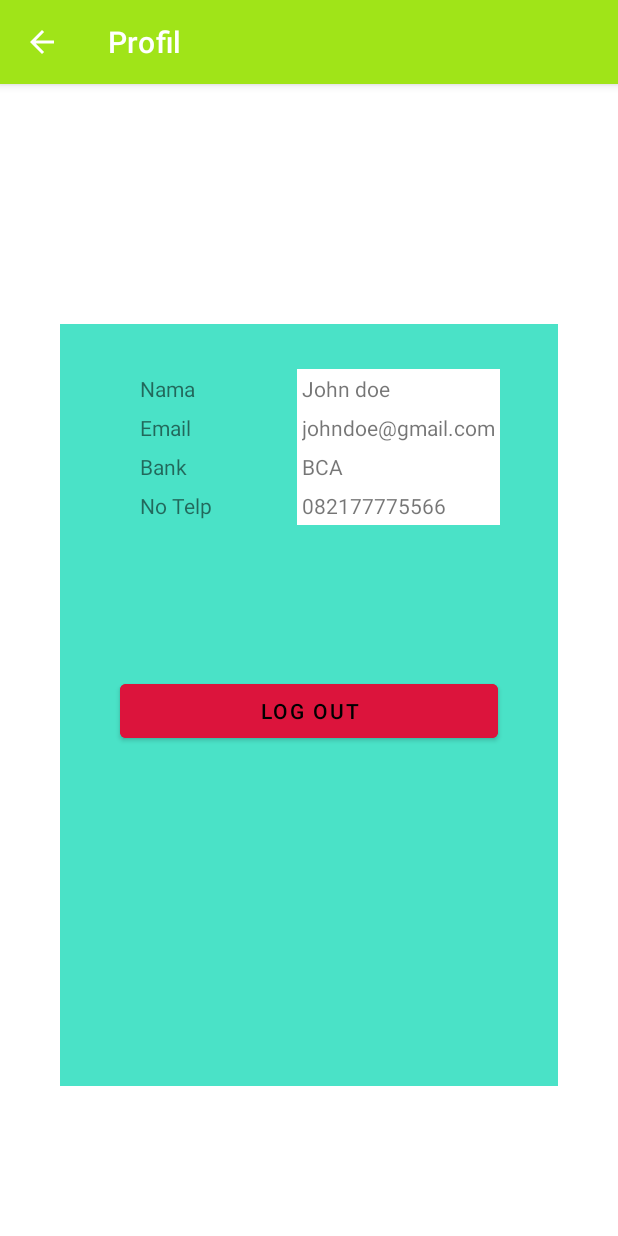
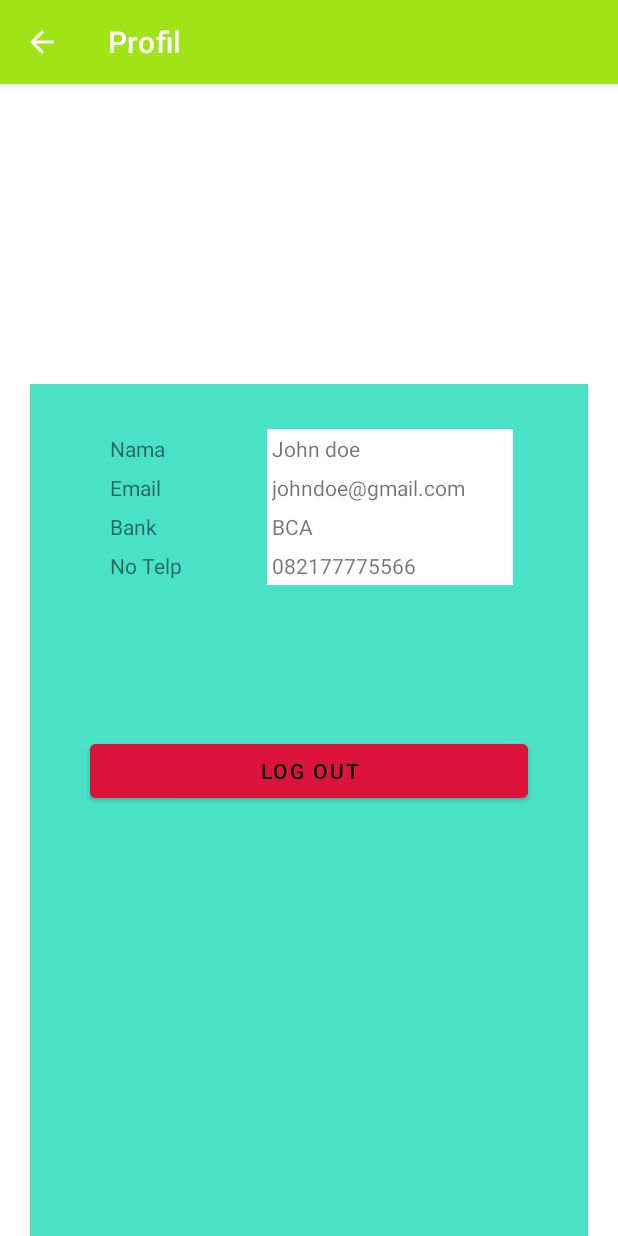
Before and after one commit to adityafadhilh/UAS-Mobile-App, an Android app: the Profile screen opened directly, with no data from a screen before it, on a phone screen of 412 x 824 dp. Run offline under Robolectric (Android 15) with nearby library versions, the phone set to English and light mode, and no system bars.

Commit message:
Profile (masih belum ada gambar)

```diff
--- a/app/src/main/AndroidManifest.xml
+++ b/app/src/main/AndroidManifest.xml
@@ -25,7 +25,7 @@
             android:name=".Profile"
             android:exported="false" />
         <activity
-            android:name=".MainActivity"
+            android:name="id.ac.umn.uas_mobileapp.MainActivity"
             android:exported="true" />
         <activity
             android:name=".Login"
--- a/app/src/main/res/layout/activity_main.xml
+++ b/app/src/main/res/layout/activity_main.xml
@@ -7,10 +7,10 @@
     tools:context=".MainActivity">
 
     <FrameLayout
-        android:layout_width="match_parent"
+        android:id="@+id/container"
+        android:layout_width="wrap_content"
         android:layout_height="wrap_content"
-        android:id="@+id/container"
-        android:layout_above="@id/bottom_navigation"/>
+        android:layout_above="@id/bottom_navigation" />
 
     <com.google.android.material.bottomnavigation.BottomNavigationView
         android:id="@+id/bottom_navigation"
--- a/app/src/main/res/layout/activity_profile.xml
+++ b/app/src/main/res/layout/activity_profile.xml
@@ -9,11 +9,11 @@
 
     <ImageView
         android:id="@+id/imageView"
-        android:layout_width="wrap_content"
-        android:layout_height="wrap_content"
+        android:layout_width="100dp"
+        android:layout_height="100dp"
         android:layout_gravity="center"
         android:layout_marginTop="100dp"
-        android:layout_marginBottom="50dp"
+        android:layout_marginBottom="0dp"
         app:layout_constraintEnd_toEndOf="parent"
         app:layout_constraintStart_toStartOf="parent"
         app:layout_constraintTop_toTopOf="parent"
@@ -24,10 +24,10 @@
         android:layout_height="match_parent"
         android:stretchColumns="1"
         android:background="@color/cyan"
-        android:layout_marginBottom="100dp"
-        android:layout_marginRight="40dp"
-        android:layout_marginLeft="40dp"
-        android:layout_marginTop="10dp">
+        android:layout_marginBottom="0dp"
+        android:layout_marginRight="20dp"
+        android:layout_marginLeft="20dp"
+        android:layout_marginTop="0dp">
 
         <TableRow
             android:layout_width="match_parent"
--- a/app/src/main/res/layout/transaksi_fragment.xml
+++ b/app/src/main/res/layout/transaksi_fragment.xml
@@ -1,5 +1,7 @@
 <?xml version="1.0" encoding="utf-8"?>
-<RelativeLayout xmlns:android="http://schemas.android.com/apk/res/android"
+<RelativeLayout
+    xmlns:android="http://schemas.android.com/apk/res/android"
+    xmlns:app="http://schemas.android.com/apk/res-auto"
     android:layout_width="match_parent"
     android:layout_height="match_parent"
     xmlns:tools="http://schemas.android.com/tools"
```
Also changed, not shown: app/src/main/res/layout/profile_fragment.xml (+7 -6 lines), 19 other files.
